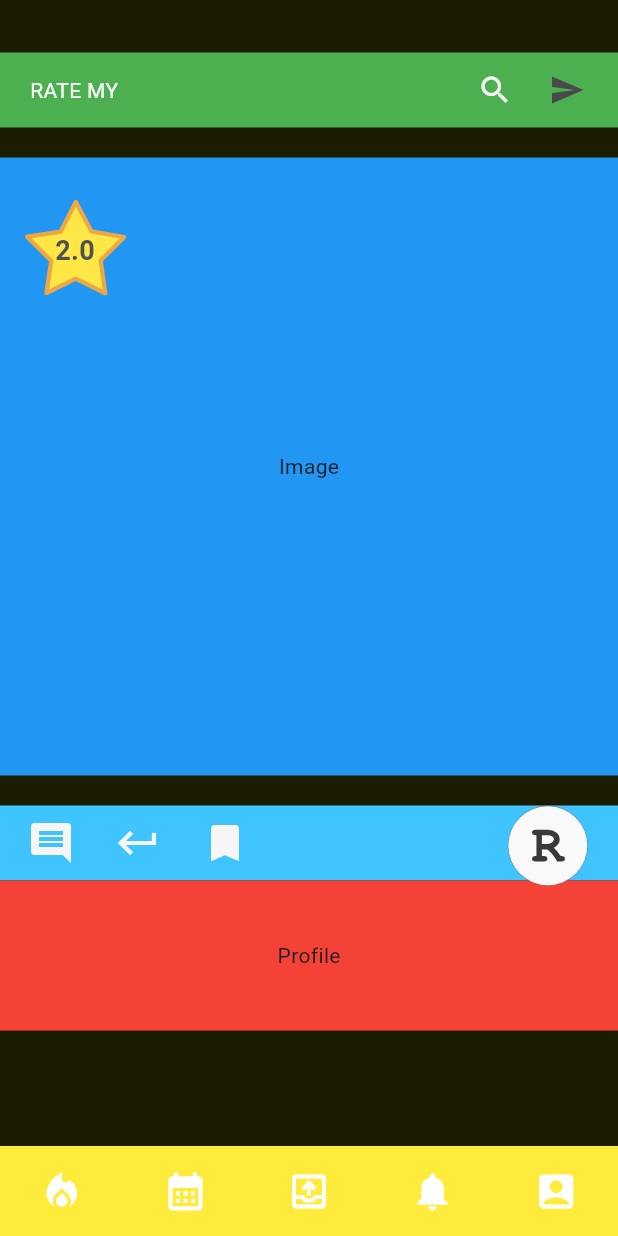
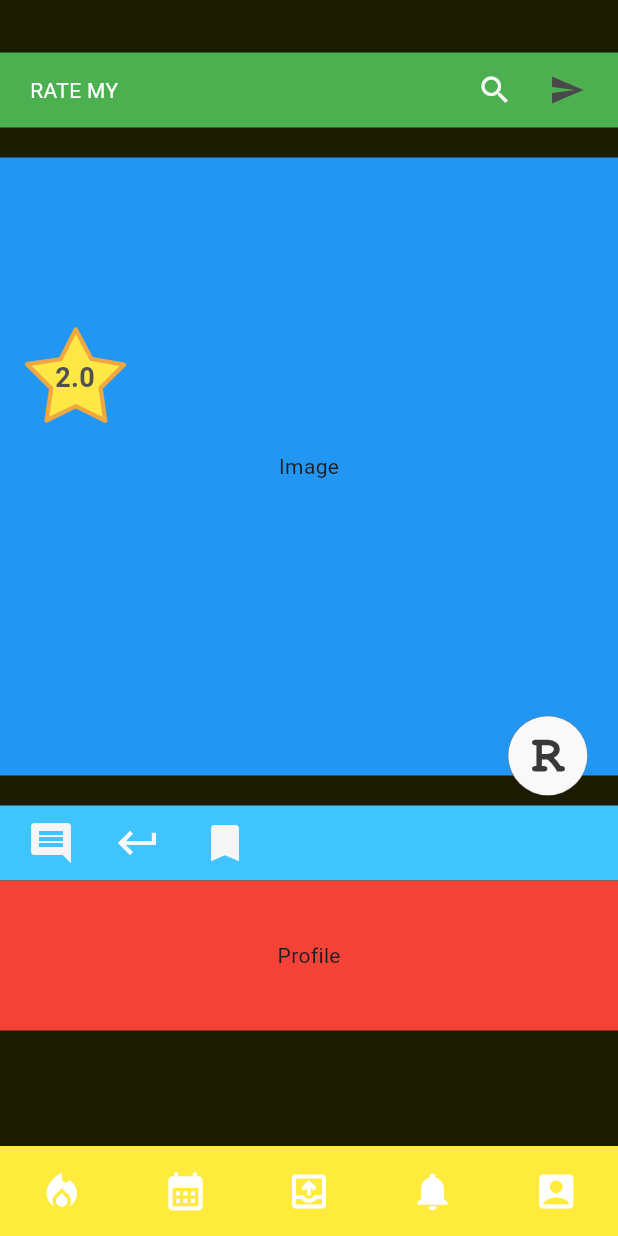
Before and after one commit to lupascugabrielcristian/ratemy, a Flutter app: the TestScreen screen opened by its route, on a phone screen of 412 x 824 dp. Run offline on Flutter 3.47's test engine with Material 3 defaults, Android fonts, the phone set to English and light mode, and no system bars; our stand-ins replace flutter_svg; network calls fail; project files that could hold a hidden picture were left out.

Commit message:
Page View vertical si Post Widget

```diff
--- /dev/null
+++ b/lib/screens/components/post_widget.dart
@@ -0,0 +1,143 @@
+import 'dart:math';
+import 'dart:developer' as dev;
+
+import 'package:flutter/material.dart';
+import 'package:ratemy/screens/components/rate_button.dart';
+
+import '../presentation/feed_presentation.dart';
+import 'grade_star.dart';
+
+class PostWidget extends StatefulWidget {
+  final FeedPresentation presentation;
+
+  const PostWidget({super.key, required this.presentation});
+
+  @override
+  State<PostWidget> createState() => _PostWidgetState();
+}
+
+class _PostWidgetState extends State<PostWidget> {
+  double rateButtonWidth = 0;
+  double bottomPositionRateBtn = 10;
+  final double profileImageSize = 70;
+  final List<String> previousImages = ['https://picsum.photos/id/${Random().nextInt(1000)}/800/800'];
+  String imageUrl = '';
+  bool loading = false;
+  double currentGrade = -1;
+  final GlobalKey _toolContainerKey = GlobalKey();
+
+  @override
+  void initState() {
+    WidgetsBinding.instance.addPostFrameCallback((_) {
+      final RenderBox renderBox = _toolContainerKey.currentContext!.findRenderObject() as RenderBox;
+      final Offset position = renderBox.localToGlobal(Offset.zero);
+      dev.log('Position obtained: ${position.dy}');
+
+      rateButtonWidth = MediaQuery.sizeOf(context).width * .13;
+      dev.log('widget width = $rateButtonWidth', name: 'RATE BTN');
+
+      setState(() {
+        bottomPositionRateBtn = MediaQuery.sizeOf(context).height - position.dy - rateButtonWidth;
+      });
+    });
+    super.initState();
+  }
+
+  @override
+  Widget build(BuildContext context) {
+    final sW = MediaQuery.sizeOf(context).width;
+    final sH = MediaQuery.sizeOf(context).height;
+    final double scalingFactor = sH > 700 ? 1 : sH / 700;
+
+    return Stack(
+      children: [
+        Column(
+          children: [
+
+            SizedBox(height: 20 * scalingFactor,),
+
+            // IMAGE
+            Flexible(
+              child: FractionallySizedBox(
+                child: Container(
+                  width: sW,
+                  height: sW,
+                  color: Colors.blue,
+                  child: Center(child: Text('Image')),
+                ),
+              ),
+            ),
+
+            SizedBox(height: 20 * scalingFactor,),
+
+            // TOOLS BUTTONS
+            Container(
+              key: _toolContainerKey,
+              color: Colors.lightBlueAccent,
+              height: 50,
+              child: Center(
+                child: _buildToolsRow(scalingFactor - 0.2),
+              ),
+            ),
+
+            // PROFILE IMAGE
+            Container(
+              color: Colors.red,
+              height: 100,
+              child: Center(child: Text('Profile')),
+            ),
+          ],
+        ),
+
+        // RATE BUTTON
+        Positioned(
+          bottom: bottomPositionRateBtn,
+          right: 20,
+          child: RateButton(
+              width: rateButtonWidth,
+              saveGrade: (grade) {
+            },
+          ),
+        ),
+
+
+        // CURRENT GRADE
+        const Positioned(
+            top: 130,
+            left: 15,
+            child: GradeStar(grade: 2, width: 70)
+        ),
+      ],
+    );
+  }
+
+  Widget _buildToolsRow(double scalingFactor) {
+    return Padding(
+      padding: const EdgeInsets.only(right: 20.0, left: 10.0),
+      child: Row(
+        children: [
+          IconButton(
+            onPressed: () {},
+            iconSize: 40 * scalingFactor,
+            icon: const Icon(Icons.insert_comment), color: widget.presentation.primary,),
+
+          const SizedBox(width: 10,),
+
+          IconButton(
+            onPressed: () {},
+            iconSize: 40 * scalingFactor,
+            icon: const Icon(Icons.keyboard_return), color: widget.presentation.primary,),
+
+          const SizedBox(width: 10,),
+
+          IconButton(
+            onPressed: () {},
+            iconSize: 40 * scalingFactor,
+            icon: const Icon(Icons.bookmark), color: widget.presentation.primary,),
+
+          // const RateButton(),
+        ],
+      ),
+    );
+  }
+}
--- a/lib/screens/feed_screen.dart
+++ b/lib/screens/feed_screen.dart
@@ -81,11 +81,12 @@ class _FeedScreenState extends State<FeedScreen> {
 
               _buildLineSeparator(),
 
-              SizedBox(height: 20 * scalingFactor,),
 
               Expanded(
                 child: Column(
                   children: [
+
+                    SizedBox(height: 20 * scalingFactor,),
 
                     // IMAGE
                     Flexible(
--- a/lib/screens/login_screen.dart
+++ b/lib/screens/login_screen.dart
@@ -1,7 +1,7 @@
 import 'package:flutter/material.dart';
 import 'package:ratemy/screens/presentation/login_presentation.dart';
+import 'package:ratemy/screens/screen_test.dart';
 
-import 'components/title_row.dart';
 import 'feed_screen.dart';
 
 
@@ -30,13 +30,6 @@ class _LoginScreenState extends State<LoginScreen> {
           children: [
             widget.presentation.gapAboveScreenTitle,
 
-            TitleRow(
-              backAction: () {
-                Navigator.pop(context, false);
-              },
-              title: 'Login Screen',
-            ),
-
             const Expanded(
               child: Center(
                 child: Column(
@@ -61,7 +54,7 @@ class _LoginScreenState extends State<LoginScreen> {
 
                   child: const Text('Get Started', style: TextStyle(fontSize: 20)),
                   onPressed: (){
-                    Navigator.pushNamed(context, FeedScreen.id);
+                    Navigator.pushNamed(context, TestScreen.id);
                   }
                 ),
               ],
--- a/lib/screens/screen_test.dart
+++ b/lib/screens/screen_test.dart
@@ -2,10 +2,9 @@ import 'dart:developer';
 
 import 'package:flutter/material.dart';
 import 'package:ratemy/screens/components/bottom_bar.dart';
-import 'package:ratemy/screens/components/grade_star.dart';
+import 'package:ratemy/screens/components/post_widget.dart';
 import 'package:ratemy/screens/presentation/feed_presentation.dart';
 
-import 'components/rate_button.dart';
 
 class TestScreen extends StatefulWidget {
   final FeedPresentation presentation;
@@ -49,15 +48,11 @@ class _TestScreenState extends State<TestScreen> {
     final sW = MediaQuery.sizeOf(context).width;
     final sH = MediaQuery.sizeOf(context).height;
     log('sH = $sH', name: 'TEST');
-    // final searchBarH = sW * .1;
     final double searchBarH = sW * .2 > 50 ? 50 : sW * .2;
-    // const double bottomBarH = 80;
     final double bottomBarH = sW * .3 > 60 ? 60 : sW * .3;
     log('bottomBarH = $bottomBarH', name: 'TEST');
     final double scalingFactor = sH > 700 ? 1 : sH / 700;
     log('scaling factor = $scalingFactor', name: 'TEST');
-    // topPositionRateBtn = MediaQuery.sizeOf(context).height * .12;
-    // log('rate button pos = $topPositionRateBtn', name: 'TEST');
 
 
     return Scaffold(
@@ -79,44 +74,16 @@ class _TestScreenState extends State<TestScreen> {
                 ),
               ),
 
-              SizedBox(height: 20 * scalingFactor,),
+              // Expanded(
+              //   child: PostWidget(presentation: widget.presentation),
+              // ),
               Expanded(
-                child: Column(
+                child: PageView(
+                  scrollDirection: Axis.vertical,
                   children: [
-
-                    Flexible(
-                      child: FractionallySizedBox(
-                        // heightFactor: 0.7,
-                        child: Container(
-                          width: sW,
-                          height: sW,
-                          color: Colors.blue,
-                          child: Center(
-                              child: Text('Image')
-                          ),
-                        ),
-                      ),
-                    ),
-
-                    SizedBox(height: 20 * scalingFactor,),
-
-                    Container(
-                      key: _toolContainerKey,
-                      color: Colors.lightBlueAccent,
-                      height: 50,
-                      child: Center(
-                          // child: Text('Tools')
-                        child: _buildToolsRow(scalingFactor - 0.2),
-                      ),
-                    ),
-
-                    Container(
-                      color: Colors.red,
-                      height: 100,
-                      child: Center(
-                          child: Text('Profile')
-                      ),
-                    ),
+                    PostWidget(presentation: widget.presentation),
+                    PostWidget(presentation: widget.presentation),
+                    PostWidget(presentation: widget.presentation),
                   ],
                 ),
               ),
@@ -130,26 +97,6 @@ class _TestScreenState extends State<TestScreen> {
                 child: BottomBar(scaling: scalingFactor,),
               ),
             ],
-          ),
-
-
-          // RATE BUTTON
-          Positioned(
-            bottom: bottomPositionRateBtn,
-            right: 20,
-            child: RateButton(
-                width: rateButtonWidth,
-                saveGrade: (grade) {
-              },
-            ),
-          ),
-
-
-          // CURRENT GRADE
-          const Positioned(
-              top: 130,
-              left: 15,
-              child: GradeStar(grade: 2, width: 70)
           ),
         ],
       ),
```
